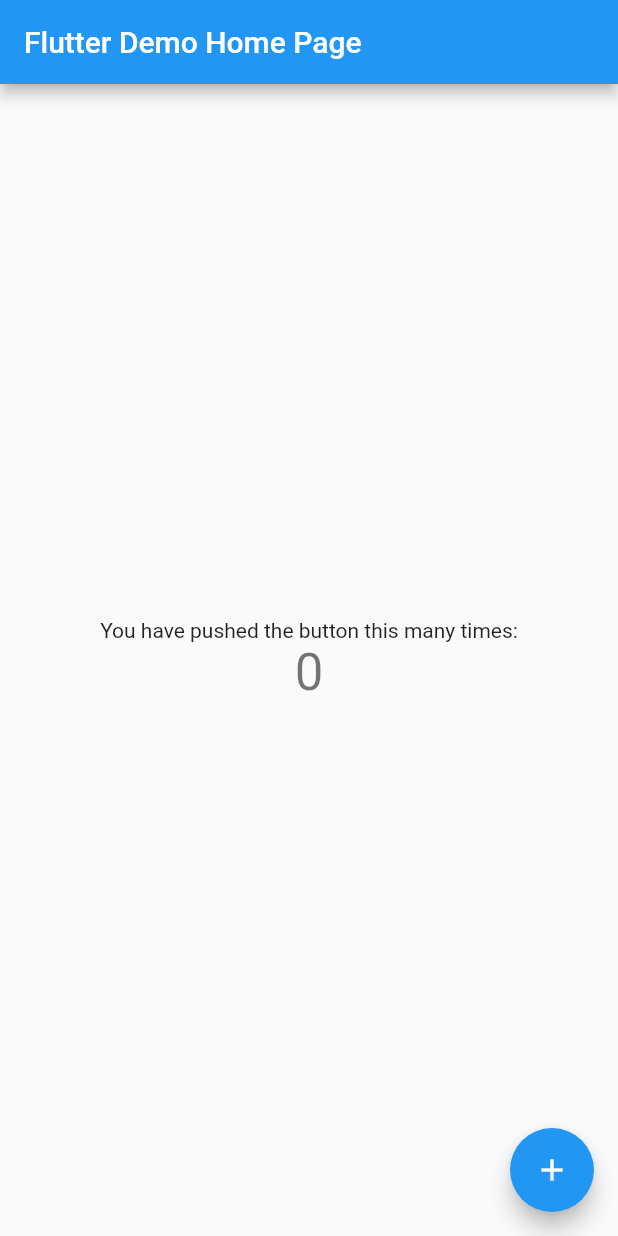
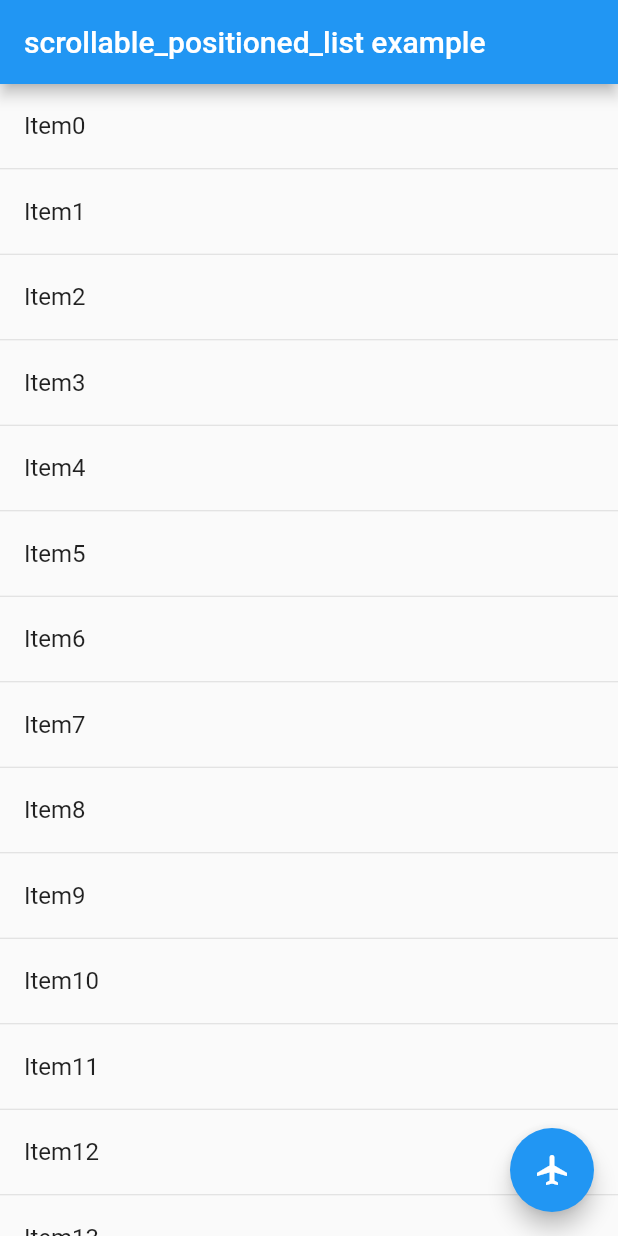
Before and after one commit to itmammoth/ome_scrollable_positioned_list, a Flutter app: the screen it shows after launch, on a phone screen of 412 x 824 dp. Run offline on Flutter 3.47's test engine with Material 2 defaults, Android fonts, the phone set to English and light mode, and no system bars; drawn by our look-alikes of scrollable_positioned_list.

Commit message:
scrollable_positioned_list example

```diff
--- a/lib/main.dart
+++ b/lib/main.dart
@@ -1,111 +1,83 @@
 import 'package:flutter/material.dart';
+import 'package:scrollable_positioned_list/scrollable_positioned_list.dart';
 
 void main() => runApp(MyApp());
 
 class MyApp extends StatelessWidget {
-  // This widget is the root of your application.
   @override
   Widget build(BuildContext context) {
     return MaterialApp(
-      title: 'Flutter Demo',
-      theme: ThemeData(
-        // This is the theme of your application.
-        //
-        // Try running your application with "flutter run". You'll see the
-        // application has a blue toolbar. Then, without quitting the app, try
-        // changing the primarySwatch below to Colors.green and then invoke
-        // "hot reload" (press "r" in the console where you ran "flutter run",
-        // or simply save your changes to "hot reload" in a Flutter IDE).
-        // Notice that the counter didn't reset back to zero; the application
-        // is not restarted.
-        primarySwatch: Colors.blue,
-      ),
-      home: MyHomePage(title: 'Flutter Demo Home Page'),
+      title: 'ome_scrollable_positioned_list',
+      home: _MyHomePage(),
     );
   }
 }
 
-class MyHomePage extends StatefulWidget {
-  MyHomePage({Key key, this.title}) : super(key: key);
+class _MyHomePage extends StatefulWidget {
+  @override
+  State<StatefulWidget> createState() => _MyHomePageState();
+}
 
-  // This widget is the home page of your application. It is stateful, meaning
-  // that it has a State object (defined below) that contains fields that affect
-  // how it looks.
-
-  // This class is the configuration for the state. It holds the values (in this
-  // case the title) provided by the parent (in this case the App widget) and
-  // used by the build method of the State. Fields in a Widget subclass are
-  // always marked "final".
-
-  final String title;
+class _MyHomePageState extends State<_MyHomePage> {
+  final items = List<String>.generate(100, (i) => 'Item$i');
+  // スクロールを司るコントローラ
+  final ItemScrollController _itemScrollController = ItemScrollController();
+  // リストアイテムのインデックスを司るリスナー
+  final ItemPositionsListener _itemPositionsListener =
+      ItemPositionsListener.create();
 
   @override
-  _MyHomePageState createState() => _MyHomePageState();
-}
-
-class _MyHomePageState extends State<MyHomePage> {
-  int _counter = 0;
-
-  void _incrementCounter() {
-    setState(() {
-      // This call to setState tells the Flutter framework that something has
-      // changed in this State, which causes it to rerun the build method below
-      // so that the display can reflect the updated values. If we changed
-      // _counter without calling setState(), then the build method would not be
-      // called again, and so nothing would appear to happen.
-      _counter++;
-    });
+  void initState() {
+    super.initState();
+    // 表示中のアイテムを知るためにリスナー登録
+    _itemPositionsListener.itemPositions.addListener(_itemPositionsCallback);
   }
 
   @override
   Widget build(BuildContext context) {
-    // This method is rerun every time setState is called, for instance as done
-    // by the _incrementCounter method above.
-    //
-    // The Flutter framework has been optimized to make rerunning build methods
-    // fast, so that you can just rebuild anything that needs updating rather
-    // than having to individually change instances of widgets.
     return Scaffold(
       appBar: AppBar(
-        // Here we take the value from the MyHomePage object that was created by
-        // the App.build method, and use it to set our appbar title.
-        title: Text(widget.title),
+        title: Text('scrollable_positioned_list example'),
       ),
-      body: Center(
-        // Center is a layout widget. It takes a single child and positions it
-        // in the middle of the parent.
-        child: Column(
-          // Column is also a layout widget. It takes a list of children and
-          // arranges them vertically. By default, it sizes itself to fit its
-          // children horizontally, and tries to be as tall as its parent.
-          //
-          // Invoke "debug painting" (press "p" in the console, choose the
-          // "Toggle Debug Paint" action from the Flutter Inspector in Android
-          // Studio, or the "Toggle Debug Paint" command in Visual Studio Code)
-          // to see the wireframe for each widget.
-          //
-          // Column has various properties to control how it sizes itself and
-          // how it positions its children. Here we use mainAxisAlignment to
-          // center the children vertically; the main axis here is the vertical
-          // axis because Columns are vertical (the cross axis would be
-          // horizontal).
-          mainAxisAlignment: MainAxisAlignment.center,
-          children: <Widget>[
-            Text(
-              'You have pushed the button this many times:',
-            ),
-            Text(
-              '$_counter',
-              style: Theme.of(context).textTheme.display1,
-            ),
-          ],
-        ),
+      body: ScrollablePositionedList.separated(
+        itemBuilder: (context, index) {
+          return ListTile(
+            title: Text(items[index]),
+          );
+        },
+        separatorBuilder: (context, index) => const Divider(height: 1),
+        itemCount: items.length,
+        itemScrollController: _itemScrollController,    // コントローラ指定
+        itemPositionsListener: _itemPositionsListener,  // リスナー指定
       ),
       floatingActionButton: FloatingActionButton(
-        onPressed: _incrementCounter,
-        tooltip: 'Increment',
-        child: Icon(Icons.add),
+        onPressed: _scroll,
+        child: Icon(Icons.airplanemode_active),
       ), // This trailing comma makes auto-formatting nicer for build methods.
     );
   }
+
+  @override
+  void dispose() {
+    // 使い終わったら破棄
+    _itemPositionsListener.itemPositions.removeListener(_itemPositionsCallback);
+    super.dispose();
+  }
+
+  void _scroll() {
+    // スムーズスクロールを実行する
+    _itemScrollController.scrollTo(
+      index: 50,
+      duration: Duration(seconds: 1),
+      curve: Curves.easeInOutCubic,
+    );
+  }
+
+  void _itemPositionsCallback() {
+    // 表示中のリストアイテムのインデックス情報を取得
+    final visibleIndexes = _itemPositionsListener.itemPositions.value
+        .toList()
+        .map((itemPosition) => itemPosition.index);
+    print('現在表示中アイテムのindexは $visibleIndexes');
+  }
 }
--- a/pubspec.yaml
+++ b/pubspec.yaml
@@ -23,6 +23,7 @@ dependencies:
   # The following adds the Cupertino Icons font to your application.
   # Use with the CupertinoIcons class for iOS style icons.
   cupertino_icons: ^0.1.2
+  scrollable_positioned_list: ^0.1.5
 
 dev_dependencies:
   flutter_test:
```
Also changed, not shown: pubspec.lock.
